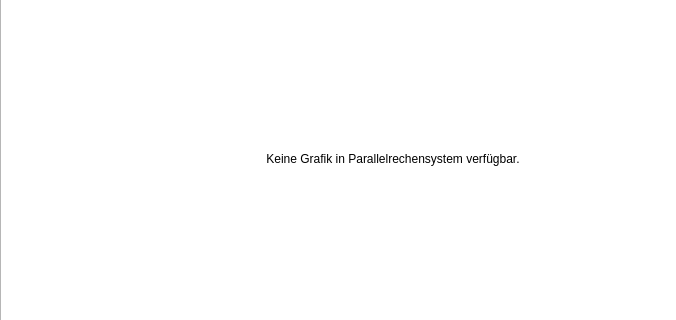
This is src-cpp/mainwindow.ui in LPKNetz/netzoptimierung as Qt 5 draws it before an edit; both pictures show x 0 to 676 and y 134 to 454 of the 786 by 565 pixel window. The edited form follows.
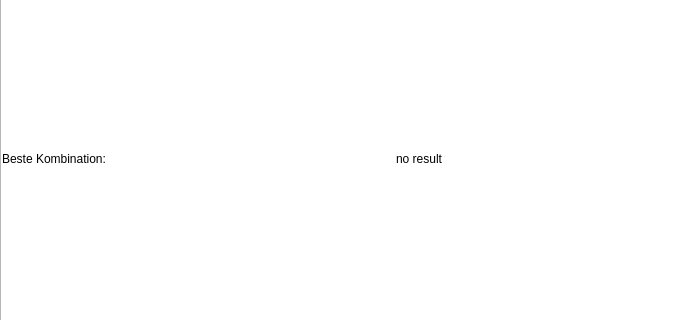
This is the edited form.

What changed in the file:
```diff
--- a/src-cpp/mainwindow.ui
+++ b/src-cpp/mainwindow.ui
@@ -59,10 +59,14 @@
         <item row="0" column="0">
          <widget class="QLabel" name="label">
           <property name="text">
-           <string>Keine Grafik in Parallelrechensystem verfügbar.</string>
+           <string>Beste Kombination:</string>
           </property>
-          <property name="alignment">
-           <set>Qt::AlignCenter</set>
+         </widget>
+        </item>
+        <item row="0" column="1">
+         <widget class="QLabel" name="label_result">
+          <property name="text">
+           <string>no result</string>
           </property>
          </widget>
         </item>
```
Left out of the diff: 2 changed lines with no effect on the pictures.
